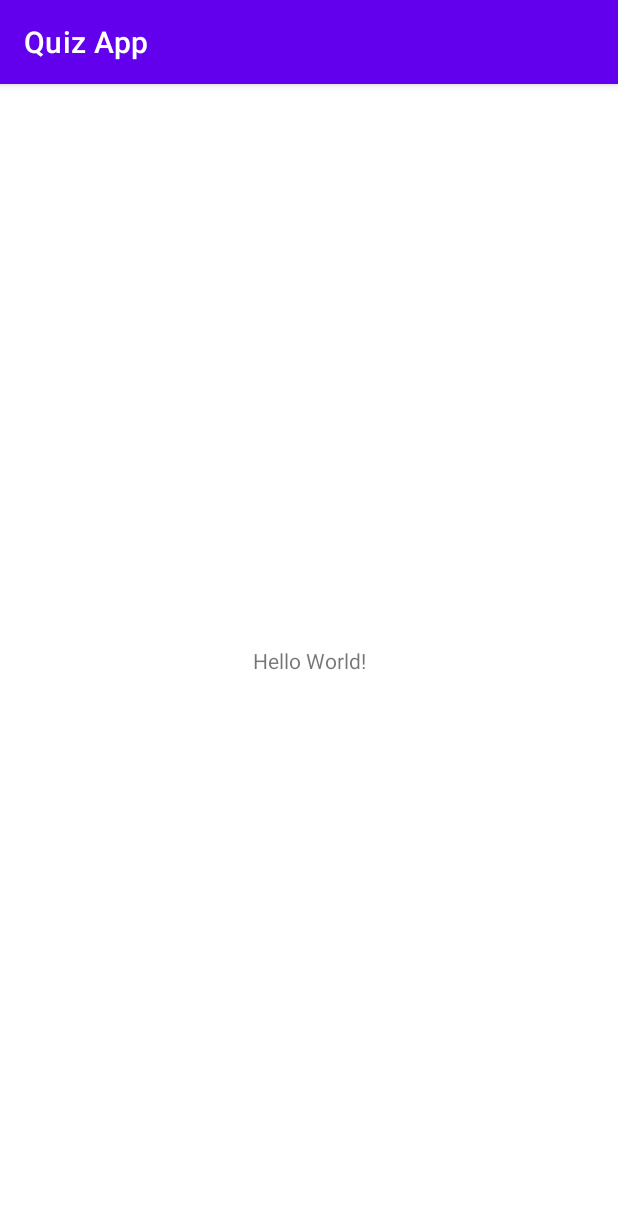
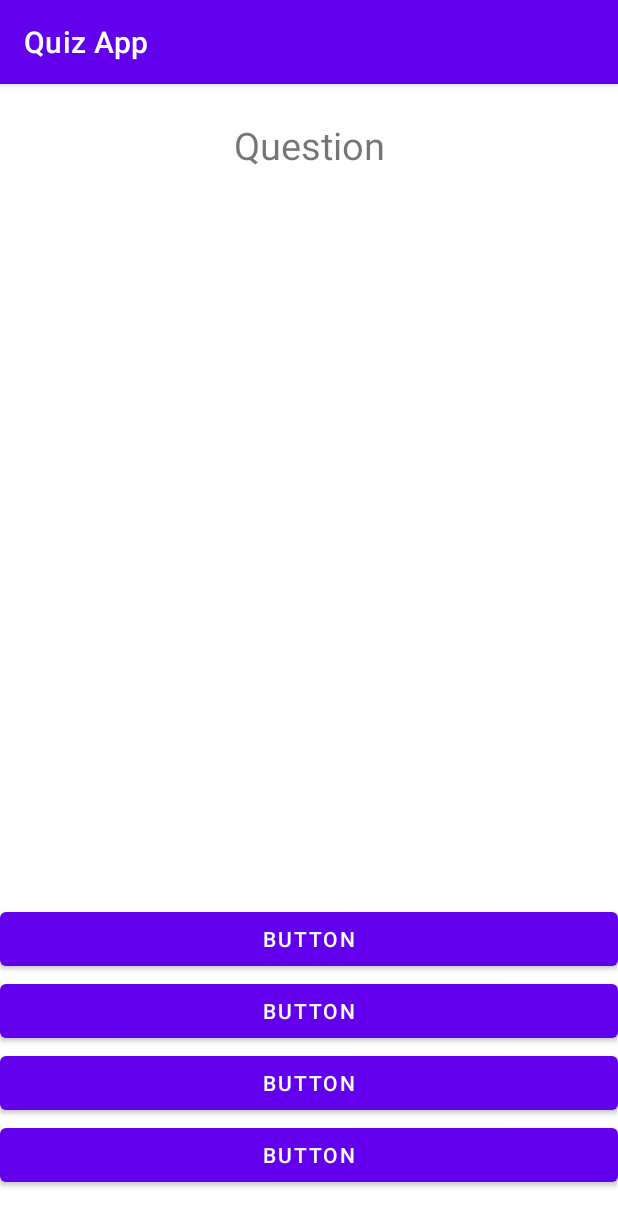
Before and after one commit to bitf18a501/Assignment3, an Android app: the screen it shows after launch (MainActivity), on a phone screen of 412 x 824 dp. Shown: the top 1226 px of the screen. Run offline under Robolectric (Android 15) with nearby library versions, the phone set to English and light mode, and no system bars.

Commit message:
Design created

```diff
--- a/app/src/main/res/layout/activity_main.xml
+++ b/app/src/main/res/layout/activity_main.xml
@@ -1,18 +1,55 @@
 <?xml version="1.0" encoding="utf-8"?>
-<androidx.constraintlayout.widget.ConstraintLayout xmlns:android="http://schemas.android.com/apk/res/android"
+<RelativeLayout xmlns:android="http://schemas.android.com/apk/res/android"
     xmlns:app="http://schemas.android.com/apk/res-auto"
     xmlns:tools="http://schemas.android.com/tools"
     android:layout_width="match_parent"
     android:layout_height="match_parent"
     tools:context=".MainActivity">
 
+    <Button
+        android:id="@+id/btn_one"
+        android:layout_width="match_parent"
+        android:layout_height="wrap_content"
+        android:layout_above="@+id/btn_two"
+        android:layout_centerHorizontal="true"
+        android:text="Button" />
+
+    <Button
+        android:id="@+id/btn_two"
+        android:layout_width="match_parent"
+        android:layout_height="wrap_content"
+        android:text="Button"
+        android:layout_centerHorizontal="true"
+        android:layout_above="@+id/btn_three"/>
+
+    <Button
+        android:id="@+id/btn_three"
+        android:layout_width="match_parent"
+        android:layout_height="wrap_content"
+        android:text="Button"
+        android:layout_centerHorizontal="true"
+        android:layout_above="@+id/btn_four"/>
+
+    <Button
+        android:id="@+id/btn_four"
+        android:layout_width="match_parent"
+        android:layout_height="wrap_content"
+        android:text="Button"
+        android:layout_centerHorizontal="true"
+        android:layout_marginBottom="30dp"
+        android:layout_alignParentBottom="true"/>
+
     <TextView
-        android:layout_width="wrap_content"
+        android:id="@+id/tv_question"
+        android:layout_width="match_parent"
         android:layout_height="wrap_content"
-        android:text="Hello World!"
-        app:layout_constraintBottom_toBottomOf="parent"
-        app:layout_constraintLeft_toLeftOf="parent"
-        app:layout_constraintRight_toRightOf="parent"
-        app:layout_constraintTop_toTopOf="parent" />
+        android:layout_above="@+id/btn_one"
+        android:layout_alignParentTop="true"
+        android:layout_marginTop="3dp"
+        android:layout_marginBottom="-3dp"
+        android:gravity="center_horizontal"
+        android:paddingTop="20sp"
+        android:text="Question"
+        android:textSize="25sp" />
 
-</androidx.constraintlayout.widget.ConstraintLayout>
+</RelativeLayout>
```
